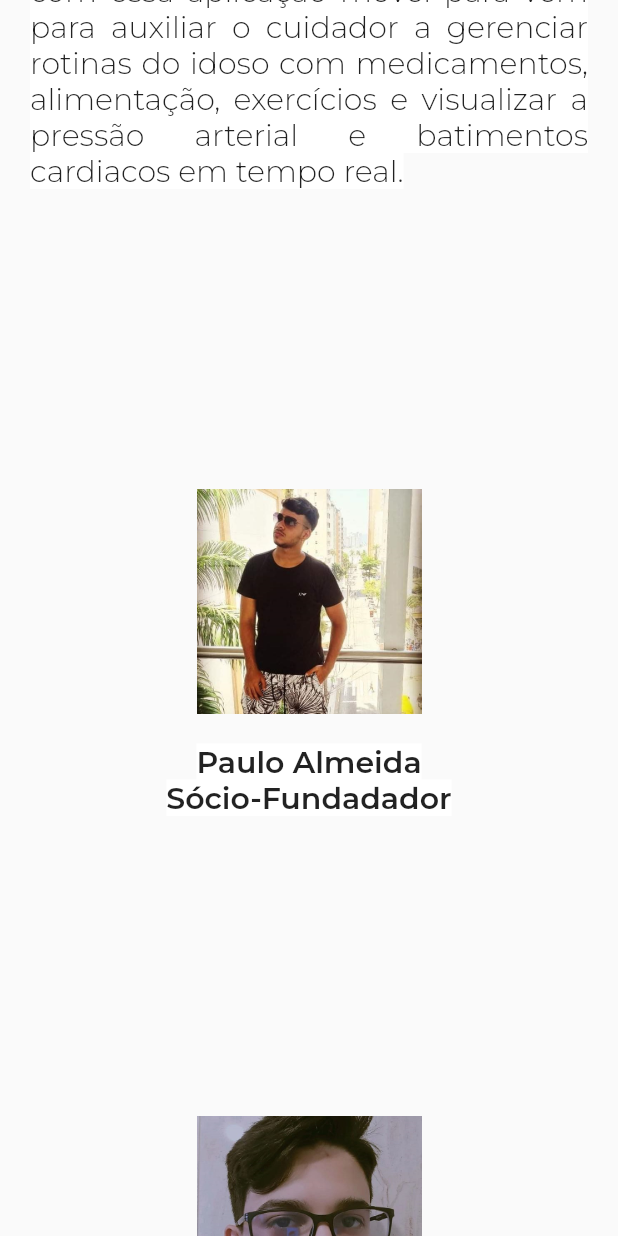
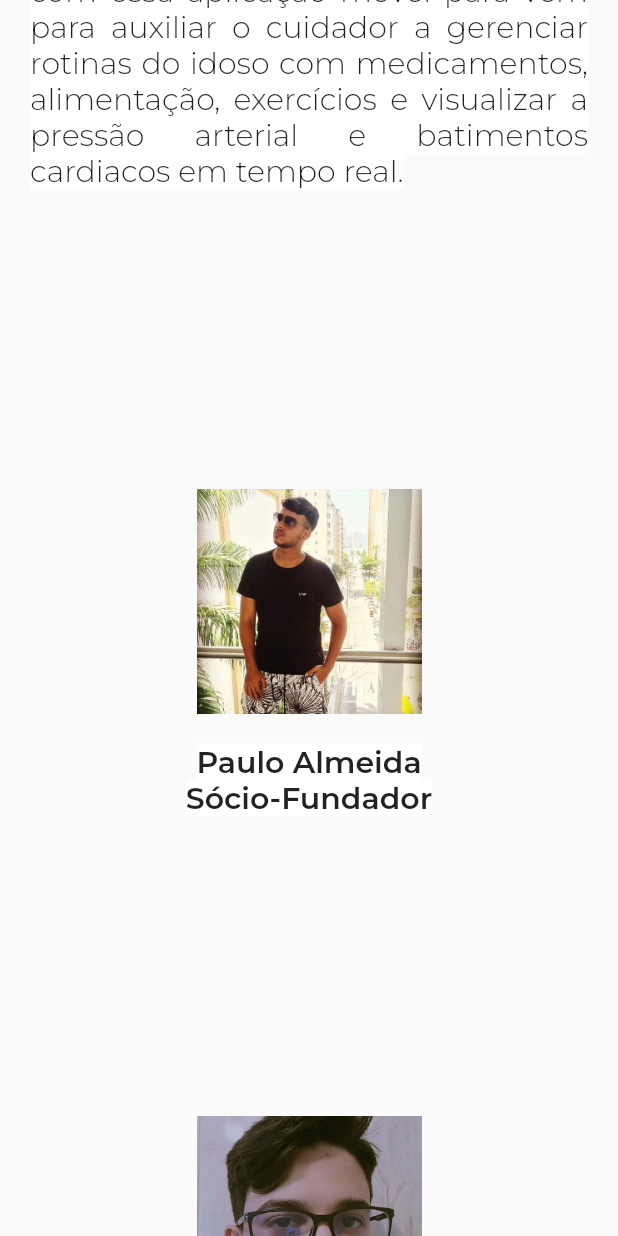
Before and after one commit to pcalmeidaa/take_care, a Flutter app: the TelaSobre screen opened by its route, scrolled down 576 dp, on a phone screen of 412 x 824 dp. Run offline on Flutter 3.47's test engine with Material 2 defaults, Android fonts, the light colour scheme and no system bars; our stand-ins replace font_awesome_flutter, google_fonts, mask_text_input_formatter; project files that could hold a hidden picture were left out.

Commit message:
Codificação da tela Sobre e alterações de imagens

```diff
--- a/lib/view/tela_sobre.dart
+++ b/lib/view/tela_sobre.dart
@@ -56,7 +56,7 @@ class _TelaSobreState extends State<TelaSobre> {
                   Container(
                     child: const Text(
                       'Paulo Almeida\n'
-                      'Sócio-Fundadador',
+                      'Sócio-Fundador',
                       textAlign: TextAlign.center,
                       style: TextStyle(
                         backgroundColor: Colors.white,
```
